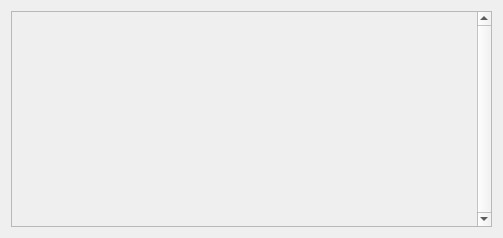
Old version of the form completetaskswindow.ui in the repository SkyBlue10/Taskbook.
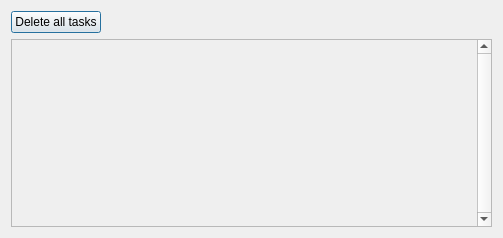
New version of the form.

Commit message: added the ability to delete all completed tasks and minor fixes

Patch:
```diff
--- a/completetaskswindow.ui
+++ b/completetaskswindow.ui
@@ -13,8 +13,8 @@
   <property name="windowTitle">
    <string>Completed Tasks</string>
   </property>
-  <layout class="QGridLayout" name="gridLayout">
-   <item row="0" column="0">
+  <layout class="QGridLayout" name="gridLayout" rowstretch="0,0,0" columnstretch="0">
+   <item row="2" column="0">
     <widget class="QScrollArea" name="scrollArea">
      <property name="verticalScrollBarPolicy">
       <enum>Qt::ScrollBarAlwaysOn</enum>
@@ -31,13 +31,26 @@
         <x>0</x>
         <y>0</y>
         <width>466</width>
-        <height>218</height>
+        <height>188</height>
        </rect>
       </property>
       <layout class="QVBoxLayout" name="verticalLayout"/>
      </widget>
     </widget>
    </item>
+   <item row="1" column="0">
+    <widget class="QPushButton" name="qpbDeleteTasks">
+     <property name="sizePolicy">
+      <sizepolicy hsizetype="Fixed" vsizetype="Minimum">
+       <horstretch>0</horstretch>
+       <verstretch>0</verstretch>
+      </sizepolicy>
+     </property>
+     <property name="text">
+      <string>Delete all tasks</string>
+     </property>
+    </widget>
+   </item>
   </layout>
  </widget>
  <layoutdefault spacing="6" margin="11"/>
```
The commit also changes 9 other files.
